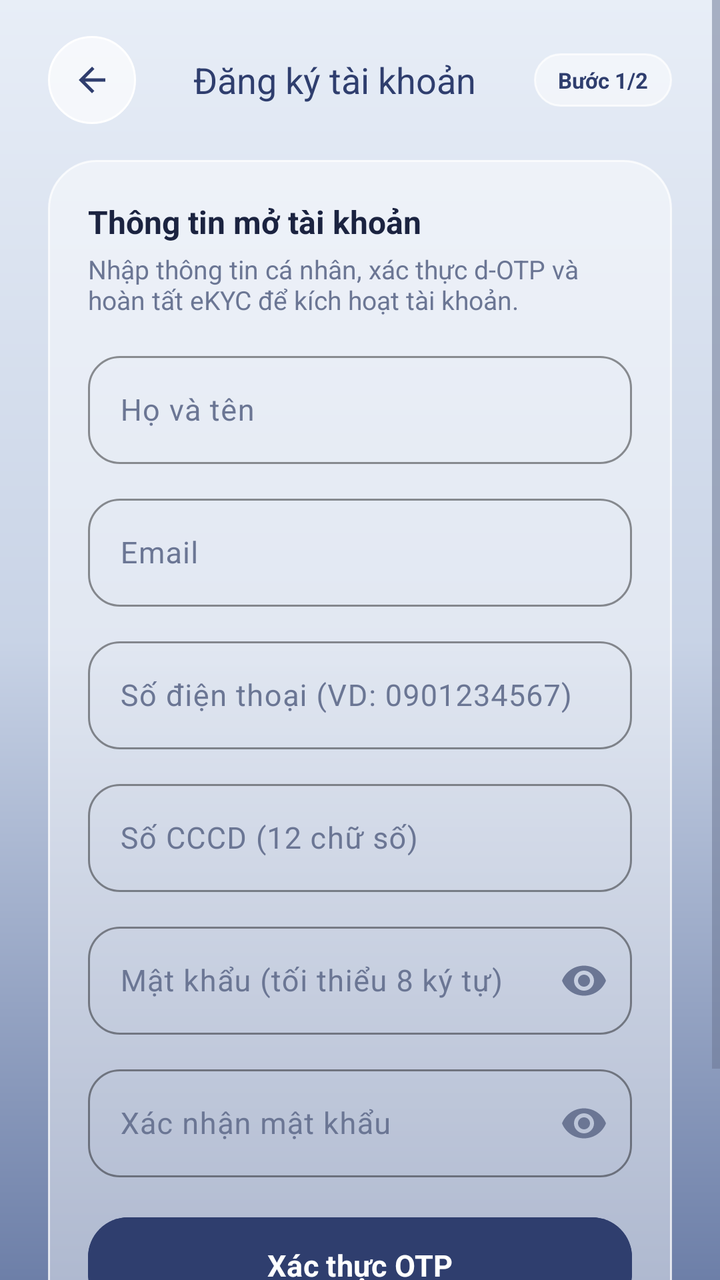
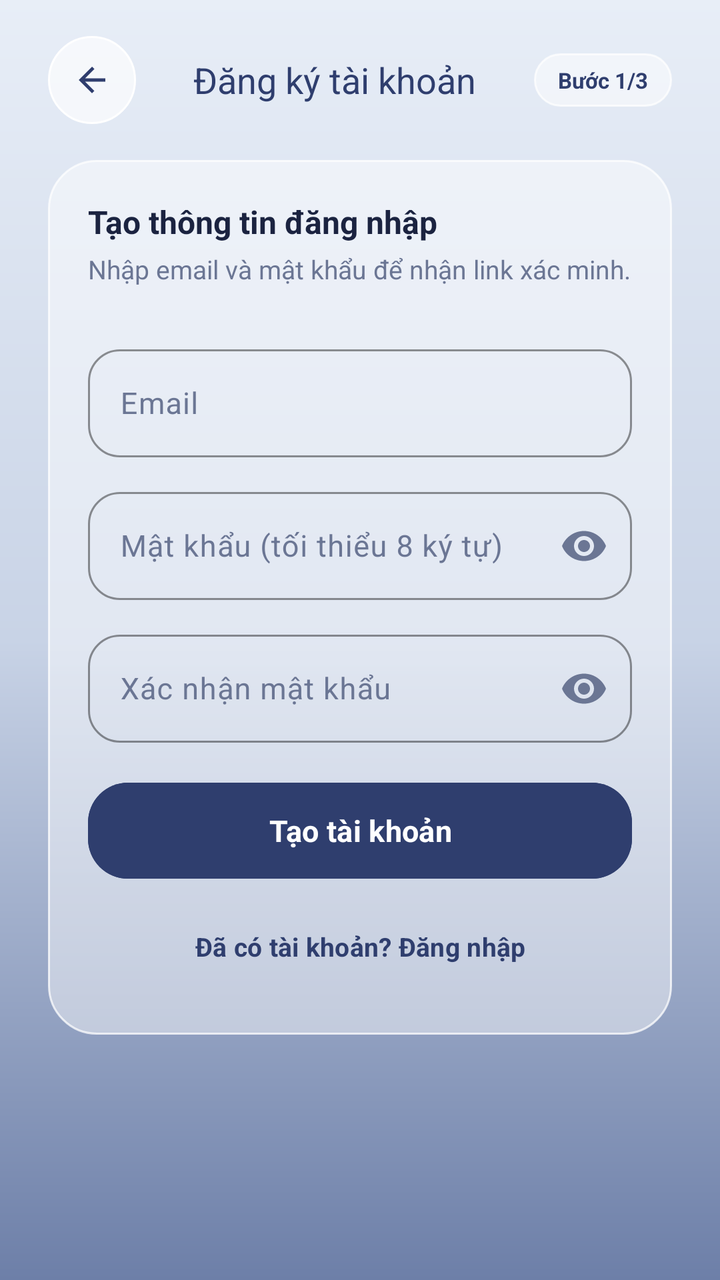

Two renders of the same Android screen: before a commit and after it. Below are the layout's source before the change and the commit's diff.
<!-- AndroidManifest.xml: application theme Theme.Final_term -->
<!-- res/layout/fragment_register.xml -->
<?xml version="1.0" encoding="utf-8"?>
<ScrollView xmlns:android="http://schemas.android.com/apk/res/android"
    xmlns:app="http://schemas.android.com/apk/res-auto"
    android:layout_width="match_parent"
    android:layout_height="match_parent"
    android:background="@drawable/background_gradient"
    android:fillViewport="true">

    <LinearLayout
        android:layout_width="match_parent"
        android:layout_height="wrap_content"
        android:orientation="vertical"
        android:paddingStart="24dp"
        android:paddingTop="18dp"
        android:paddingEnd="24dp"
        android:paddingBottom="32dp">

        
        <LinearLayout
            android:layout_width="match_parent"
            android:layout_height="wrap_content"
            android:gravity="center_vertical"
            android:orientation="horizontal"
            android:paddingBottom="18dp">

            <FrameLayout
                android:id="@+id/register_back_button"
                android:layout_width="44dp"
                android:layout_height="44dp"
                android:background="@drawable/circle_action_button"
                android:clickable="true"
                android:contentDescription="Quay lại"
                android:elevation="6dp"
                android:focusable="true">

                <ImageView
                    android:layout_width="20dp"
                    android:layout_height="20dp"
                    android:layout_gravity="center"
                    android:src="@drawable/ic_arrow_back"
                    app:tint="@color/navy" />
            </FrameLayout>

            <TextView
                android:layout_width="0dp"
                android:layout_height="wrap_content"
                android:layout_weight="1"
                android:fontFamily="sans-serif-bold"
                android:gravity="center"
                android:text="Đăng ký tài khoản"
                android:textColor="@color/navy"
                android:textSize="18sp" />

            <TextView
                android:id="@+id/register_step_badge"
                android:layout_width="wrap_content"
                android:layout_height="wrap_content"
                android:background="@drawable/glass_pill_bg"
                android:paddingStart="12dp"
                android:paddingTop="6dp"
                android:paddingEnd="12dp"
                android:paddingBottom="6dp"
                android:text="Bước 1/2"
                android:textColor="@color/navy"
                android:textSize="11sp"
                android:textStyle="bold" />
        </LinearLayout>

        
        <LinearLayout
            android:id="@+id/register_form_card"
            android:layout_width="match_parent"
            android:layout_height="wrap_content"
            android:background="@drawable/glass_panel_card"
            android:elevation="8dp"
            android:orientation="vertical"
            android:padding="20dp">

            <TextView
                android:layout_width="wrap_content"
                android:layout_height="wrap_content"
                android:text="Thông tin mở tài khoản"
                android:textColor="@color/ink"
                android:textSize="16sp"
                android:textStyle="bold" />

            <TextView
                android:layout_width="wrap_content"
                android:layout_height="wrap_content"
                android:layout_marginTop="4dp"
                android:layout_marginBottom="14dp"
                android:text="Nhập thông tin cá nhân, xác thực d-OTP và hoàn tất eKYC để kích hoạt tài khoản."
                android:textColor="@color/ink_muted"
                android:textSize="13sp" />

            <com.google.android.material.textfield.TextInputLayout
                style="@style/Widget.Material3.TextInputLayout.OutlinedBox"
                android:layout_width="match_parent"
                android:layout_height="wrap_content"
                android:hint="Họ và tên"
                app:boxCornerRadiusBottomEnd="16dp"
                app:boxCornerRadiusBottomStart="16dp"
                app:boxCornerRadiusTopEnd="16dp"
                app:boxCornerRadiusTopStart="16dp"
                app:boxStrokeColor="@color/navy">

                <com.google.android.material.textfield.TextInputEditText
                    android:id="@+id/register_full_name_input"
                    android:layout_width="match_parent"
                    android:layout_height="54dp"
                    android:inputType="textPersonName|textCapWords"
                    android:textColor="@color/ink"
                    android:textSize="15sp" />
            </com.google.android.material.textfield.TextInputLayout>

            <com.google.android.material.textfield.TextInputLayout
                style="@style/Widget.Material3.TextInputLayout.OutlinedBox"
                android:layout_width="match_parent"
                android:layout_height="wrap_content"
                android:layout_marginTop="12dp"
                android:hint="Email"
                app:boxCornerRadiusBottomEnd="16dp"
                app:boxCornerRadiusBottomStart="16dp"
                app:boxCornerRadiusTopEnd="16dp"
                app:boxCornerRadiusTopStart="16dp"
                app:boxStrokeColor="@color/navy">

                <com.google.android.material.textfield.TextInputEditText
                    android:id="@+id/register_email_input"
                    android:layout_width="match_parent"
                    android:layout_height="54dp"
                    android:inputType="textEmailAddress"
                    android:textColor="@color/ink"
                    android:textSize="15sp" />
            </com.google.android.material.textfield.TextInputLayout>

            <com.google.android.material.textfield.TextInputLayout
                style="@style/Widget.Material3.TextInputLayout.OutlinedBox"
                android:layout_width="match_parent"
                android:layout_height="wrap_content"
                android:layout_marginTop="12dp"
                android:hint="Số điện thoại (VD: 0901234567)"
                app:boxCornerRadiusBottomEnd="16dp"
                app:boxCornerRadiusBottomStart="16dp"
                app:boxCornerRadiusTopEnd="16dp"
                app:boxCornerRadiusTopStart="16dp"
                app:boxStrokeColor="@color/navy">

                <com.google.android.material.textfield.TextInputEditText
                    android:id="@+id/register_phone_input"
                    android:layout_width="match_parent"
                    android:layout_height="54dp"
                    android:inputType="phone"
                    android:textColor="@color/ink"
                    android:textSize="15sp" />
            </com.google.android.material.textfield.TextInputLayout>

            <com.google.android.material.textfield.TextInputLayout
                style="@style/Widget.Material3.TextInputLayout.OutlinedBox"
                android:layout_width="match_parent"
                android:layout_height="wrap_content"
                android:layout_marginTop="12dp"
                android:hint="Số CCCD (12 chữ số)"
                app:boxCornerRadiusBottomEnd="16dp"
                app:boxCornerRadiusBottomStart="16dp"
                app:boxCornerRadiusTopEnd="16dp"
                app:boxCornerRadiusTopStart="16dp"
                app:boxStrokeColor="@color/navy">

                <com.google.android.material.textfield.TextInputEditText
                    android:id="@+id/register_national_id_input"
                    android:layout_width="match_parent"
                    android:layout_height="54dp"
                    android:inputType="number"
                    android:maxLength="12"
                    android:textColor="@color/ink"
                    android:textSize="15sp" />
            </com.google.android.material.textfield.TextInputLayout>

            <com.google.android.material.textfield.TextInputLayout
                style="@style/Widget.Material3.TextInputLayout.OutlinedBox"
                android:layout_width="match_parent"
                android:layout_height="wrap_content"
                android:layout_marginTop="12dp"
                android:hint="Mật khẩu (tối thiểu 8 ký tự)"
                app:boxCornerRadiusBottomEnd="16dp"
                app:boxCornerRadiusBottomStart="16dp"
                app:boxCornerRadiusTopEnd="16dp"
                app:boxCornerRadiusTopStart="16dp"
                app:boxStrokeColor="@color/navy"
                app:endIconMode="password_toggle">

                <com.google.android.material.textfield.TextInputEditText
                    android:id="@+id/register_password_input"
                    android:layout_width="match_parent"
                    android:layout_height="54dp"
                    android:inputType="textPassword"
                    android:textColor="@color/ink"
                    android:textSize="15sp" />
            </com.google.android.material.textfield.TextInputLayout>

            <com.google.android.material.textfield.TextInputLayout
                style="@style/Widget.Material3.TextInputLayout.OutlinedBox"
                android:layout_width="match_parent"
                android:layout_height="wrap_content"
                android:layout_marginTop="12dp"
                android:hint="Xác nhận mật khẩu"
                app:boxCornerRadiusBottomEnd="16dp"
                app:boxCornerRadiusBottomStart="16dp"
                app:boxCornerRadiusTopEnd="16dp"
                app:boxCornerRadiusTopStart="16dp"
                app:boxStrokeColor="@color/navy"
                app:endIconMode="password_toggle">

                <com.google.android.material.textfield.TextInputEditText
                    android:id="@+id/register_confirm_password_input"
                    android:layout_width="match_parent"
                    android:layout_height="54dp"
                    android:inputType="textPassword"
                    android:textColor="@color/ink"
                    android:textSize="15sp" />
            </com.google.android.material.textfield.TextInputLayout>

            <TextView
                android:id="@+id/register_error_text"
                android:layout_width="match_parent"
                android:layout_height="wrap_content"
                android:layout_marginTop="12dp"
                android:background="@drawable/badge_status_danger"
                android:padding="10dp"
                android:textColor="@color/danger"
                android:textSize="13sp"
                android:visibility="gone" />

            <ProgressBar
                android:id="@+id/register_progress"
                android:layout_width="28dp"
                android:layout_height="28dp"
                android:layout_gravity="center_horizontal"
                android:layout_marginTop="14dp"
                android:indeterminateTint="@color/navy"
                android:visibility="gone" />

            <com.google.android.material.button.MaterialButton
                android:id="@+id/register_submit_button"
                android:layout_width="match_parent"
                android:layout_height="56dp"
                android:layout_marginTop="16dp"
                android:backgroundTint="@color/navy"
                android:text="Xác thực OTP"
                android:textColor="@color/white"
                android:textSize="15sp"
                android:textStyle="bold"
                app:cornerRadius="20dp" />

            <com.google.android.material.button.MaterialButton
                android:id="@+id/register_back_to_login_button"
                style="@style/Widget.Material3.Button.TextButton"
                android:layout_width="wrap_content"
                android:layout_height="wrap_content"
                android:layout_gravity="center_horizontal"
                android:layout_marginTop="6dp"
                android:minHeight="48dp"
                android:text="Đã có tài khoản? Đăng nhập"
                android:textColor="@color/navy"
                android:textSize="13sp"
                android:textStyle="bold" />
        </LinearLayout>

        
        <LinearLayout
            android:id="@+id/register_ekyc_card"
            android:layout_width="match_parent"
            android:layout_height="wrap_content"
            android:background="@drawable/glass_panel_card"
            android:elevation="8dp"
            android:orientation="vertical"
            android:padding="22dp"
            android:visibility="gone">

            <TextView
                android:layout_width="wrap_content"
                android:layout_height="wrap_content"
                android:text="Xác thực danh tính eKYC"
                android:textColor="@color/ink"
                android:textSize="17sp"
                android:textStyle="bold" />

            <TextView
                android:layout_width="wrap_content"
                android:layout_height="wrap_content"
                android:layout_marginTop="6dp"
                android:text="Tài khoản của bạn đã được tạo. Vui lòng hoàn tất chụp ảnh CCCD và khuôn mặt để kích hoạt tài khoản và vào trang chủ ngay."
                android:textColor="@color/ink_muted"
                android:textSize="13sp" />

            <com.google.android.material.button.MaterialButton
                android:id="@+id/register_open_ekyc_button"
                android:layout_width="match_parent"
                android:layout_height="56dp"
                android:layout_marginTop="18dp"
                android:backgroundTint="@color/navy"
                android:text="Thực hiện eKYC ngay"
                android:textColor="@color/white"
                android:textSize="15sp"
                android:textStyle="bold"
                app:cornerRadius="20dp" />

            <com.google.android.material.button.MaterialButton
                android:id="@+id/register_sign_out_button"
                style="@style/Widget.Material3.Button.OutlinedButton"
                android:layout_width="match_parent"
                android:layout_height="50dp"
                android:layout_marginTop="10dp"
                android:text="Quay lại đăng nhập"
                android:textColor="@color/navy"
                android:textSize="14sp"
                app:cornerRadius="20dp"
                app:strokeColor="@color/glass_border"
                app:strokeWidth="1dp" />
        </LinearLayout>
    </LinearLayout>
</ScrollView>
<!-- resources referenced by this layout -->
<resources>
  <color name="danger">#FFD8475F</color>
  <color name="glass_border">#BFFFFFFF</color>
  <color name="ink">#FF1B2340</color>
  <color name="ink_muted">#FF6B7694</color>
  <color name="navy">#FF2F3E6E</color>
  <color name="white">#FFFFFFFF</color>
  <!-- drawable background_gradient (drawable) -->
  <?xml version="1.0" encoding="utf-8"?>
  <shape xmlns:android="http://schemas.android.com/apk/res/android">
      <gradient
          android:angle="270"
          android:startColor="#FFE8EEF7"
          android:centerColor="#FFC8D3E6"
          android:endColor="#FF6D7FA8"
          android:type="linear" />
  </shape>
  <!-- drawable badge_status_danger (drawable) -->
  <?xml version="1.0" encoding="utf-8"?>
  <shape xmlns:android="http://schemas.android.com/apk/res/android">
      <corners android:radius="12dp" />
      <solid android:color="@color/danger_bg" />
      <stroke
          android:width="1dp"
          android:color="#4DD8475F" />
  </shape>
  <!-- drawable circle_action_button (drawable) -->
  <?xml version="1.0" encoding="utf-8"?>
  <ripple xmlns:android="http://schemas.android.com/apk/res/android"
      android:color="@color/glass_card_pressed">
      <item>
          <shape android:shape="oval">
              <solid android:color="@color/glass_circle_btn" />
              <stroke
                  android:width="1dp"
                  android:color="@color/white" />
          </shape>
      </item>
  </ripple>
  <!-- drawable glass_panel_card (drawable) -->
  <?xml version="1.0" encoding="utf-8"?>
  <ripple xmlns:android="http://schemas.android.com/apk/res/android"
      android:color="@color/glass_card_pressed">
      <item>
          <shape android:shape="rectangle">
              <corners android:radius="24dp" />
              <solid android:color="@color/glass_card" />
              <stroke
                  android:width="1dp"
                  android:color="@color/glass_border" />
          </shape>
      </item>
  </ripple>
  <!-- drawable glass_pill_bg (drawable) -->
  <?xml version="1.0" encoding="utf-8"?>
  <shape xmlns:android="http://schemas.android.com/apk/res/android"
      android:shape="rectangle">
      <solid android:color="@color/glass_pill" />
      <corners android:radius="999dp" />
      <stroke
          android:width="1dp"
          android:color="@color/glass_border" />
  </shape>
  <!-- drawable ic_arrow_back (drawable) -->
  <vector xmlns:android="http://schemas.android.com/apk/res/android"
      android:width="24dp"
      android:height="24dp"
      android:viewportWidth="24"
      android:viewportHeight="24">
      <path
          android:fillColor="@color/ink"
          android:pathData="M20,11H7.83l5.59,-5.59L12,4l-8,8 8,8 1.41,-1.41L7.83,13H20v-2z" />
  </vector>
  <style name="Theme.Final_term" parent="Base.Theme.Final_term" />
  <color name="danger_bg">#26D8475F</color>
  <color name="glass_card_pressed">#8AFFFFFF</color>
  <color name="glass_circle_btn">#A6FFFFFF</color>
  <color name="glass_card">#73FFFFFF</color>
  <color name="glass_pill">#80FFFFFF</color>
  <color name="slate_blue">#FF5A6C99</color>
  <color name="bg_mist">#FFF4F6FA</color>
  <color name="bg_slate_soft">#FFB9C4DC</color>
  <color name="ink_faint">#FF9AA4BC</color>
  <style name="NimbusSpinnerStyle" parent="Widget.AppCompat.Spinner">
          <item name="android:popupBackground">@drawable/bg_nimbus_dropdown_popup</item>
          <item name="android:dropDownVerticalOffset">6dp</item>
      </style>
  <color name="bg_slate">#FF8D9CC0</color>
  <!-- drawable bg_nimbus_dropdown_popup (drawable) -->
  <?xml version="1.0" encoding="utf-8"?>
  <shape xmlns:android="http://schemas.android.com/apk/res/android"
      android:shape="rectangle">
      <solid android:color="@color/glass_sheet" />
      <corners android:radius="18dp" />
      <stroke
          android:width="1dp"
          android:color="@color/glass_border" />
  </shape>
  <color name="glass_sheet">#F2FFFFFF</color>
  <!-- unchanged entries left out for length: 3 -->
</resources>

<!-- the commit's change to res/layout/fragment_register.xml (unified diff, before → after) -->
@@ -60,7 +60,7 @@
                 android:paddingTop="6dp"
                 android:paddingEnd="12dp"
                 android:paddingBottom="6dp"
-                android:text="Bước 1/2"
+                android:text="Bước 1/3"
                 android:textColor="@color/navy"
                 android:textSize="11sp"
                 android:textStyle="bold" />
@@ -79,7 +79,8 @@
             <TextView
                 android:layout_width="wrap_content"
                 android:layout_height="wrap_content"
-                android:text="Thông tin mở tài khoản"
+                android:id="@+id/register_form_title"
+                android:text="Tạo thông tin đăng nhập"
                 android:textColor="@color/ink"
                 android:textSize="16sp"
                 android:textStyle="bold" />
@@ -89,11 +90,14 @@
                 android:layout_height="wrap_content"
                 android:layout_marginTop="4dp"
                 android:layout_marginBottom="14dp"
-                android:text="Nhập thông tin cá nhân, xác thực d-OTP và hoàn tất eKYC để kích hoạt tài khoản."
+                android:id="@+id/register_form_hint"
+                android:text="Nhập email và mật khẩu để nhận link xác minh."
                 android:textColor="@color/ink_muted"
                 android:textSize="13sp" />
 
             <com.google.android.material.textfield.TextInputLayout
+                android:id="@+id/register_full_name_field"
+                android:visibility="gone"
                 style="@style/Widget.Material3.TextInputLayout.OutlinedBox"
                 android:layout_width="match_parent"
                 android:layout_height="wrap_content"
@@ -114,6 +118,7 @@
             </com.google.android.material.textfield.TextInputLayout>
 
             <com.google.android.material.textfield.TextInputLayout
+                android:id="@+id/register_email_field"
                 style="@style/Widget.Material3.TextInputLayout.OutlinedBox"
                 android:layout_width="match_parent"
                 android:layout_height="wrap_content"
@@ -135,6 +140,8 @@
             </com.google.android.material.textfield.TextInputLayout>
 
             <com.google.android.material.textfield.TextInputLayout
+                android:id="@+id/register_phone_field"
+                android:visibility="gone"
                 style="@style/Widget.Material3.TextInputLayout.OutlinedBox"
                 android:layout_width="match_parent"
                 android:layout_height="wrap_content"
@@ -156,6 +163,8 @@
             </com.google.android.material.textfield.TextInputLayout>
 
             <com.google.android.material.textfield.TextInputLayout
+                android:id="@+id/register_national_id_field"
+                android:visibility="gone"
                 style="@style/Widget.Material3.TextInputLayout.OutlinedBox"
                 android:layout_width="match_parent"
                 android:layout_height="wrap_content"
@@ -169,6 +178,7 @@
 
                 <com.google.android.material.textfield.TextInputEditText
                     android:id="@+id/register_national_id_input"
+                    android:saveEnabled="false"
                     android:layout_width="match_parent"
                     android:layout_height="54dp"
                     android:inputType="number"
@@ -178,6 +188,7 @@
             </com.google.android.material.textfield.TextInputLayout>
 
             <com.google.android.material.textfield.TextInputLayout
+                android:id="@+id/register_password_field"
                 style="@style/Widget.Material3.TextInputLayout.OutlinedBox"
                 android:layout_width="match_parent"
                 android:layout_height="wrap_content"
@@ -192,6 +203,7 @@
 
                 <com.google.android.material.textfield.TextInputEditText
                     android:id="@+id/register_password_input"
+                    android:saveEnabled="false"
                     android:layout_width="match_parent"
                     android:layout_height="54dp"
                     android:inputType="textPassword"
@@ -200,6 +212,7 @@
             </com.google.android.material.textfield.TextInputLayout>
 
             <com.google.android.material.textfield.TextInputLayout
+                android:id="@+id/register_confirm_password_field"
                 style="@style/Widget.Material3.TextInputLayout.OutlinedBox"
                 android:layout_width="match_parent"
                 android:layout_height="wrap_content"
@@ -214,6 +227,7 @@
 
                 <com.google.android.material.textfield.TextInputEditText
                     android:id="@+id/register_confirm_password_input"
+                    android:saveEnabled="false"
                     android:layout_width="match_parent"
                     android:layout_height="54dp"
                     android:inputType="textPassword"
@@ -247,11 +261,20 @@
                 android:layout_height="56dp"
                 android:layout_marginTop="16dp"
                 android:backgroundTint="@color/navy"
-                android:text="Xác thực OTP"
+                android:text="Tạo tài khoản"
                 android:textColor="@color/white"
                 android:textSize="15sp"
                 android:textStyle="bold"
                 app:cornerRadius="20dp" />
+
+            <com.google.android.material.button.MaterialButton
+                android:id="@+id/register_resend_email_button"
+                style="@style/Widget.Material3.Button.TextButton"
+                android:layout_width="match_parent"
+                android:layout_height="wrap_content"
+                android:text="Gửi lại email"
+                android:textColor="@color/navy"
+                android:visibility="gone" />
 
             <com.google.android.material.button.MaterialButton
                 android:id="@+id/register_back_to_login_button"
